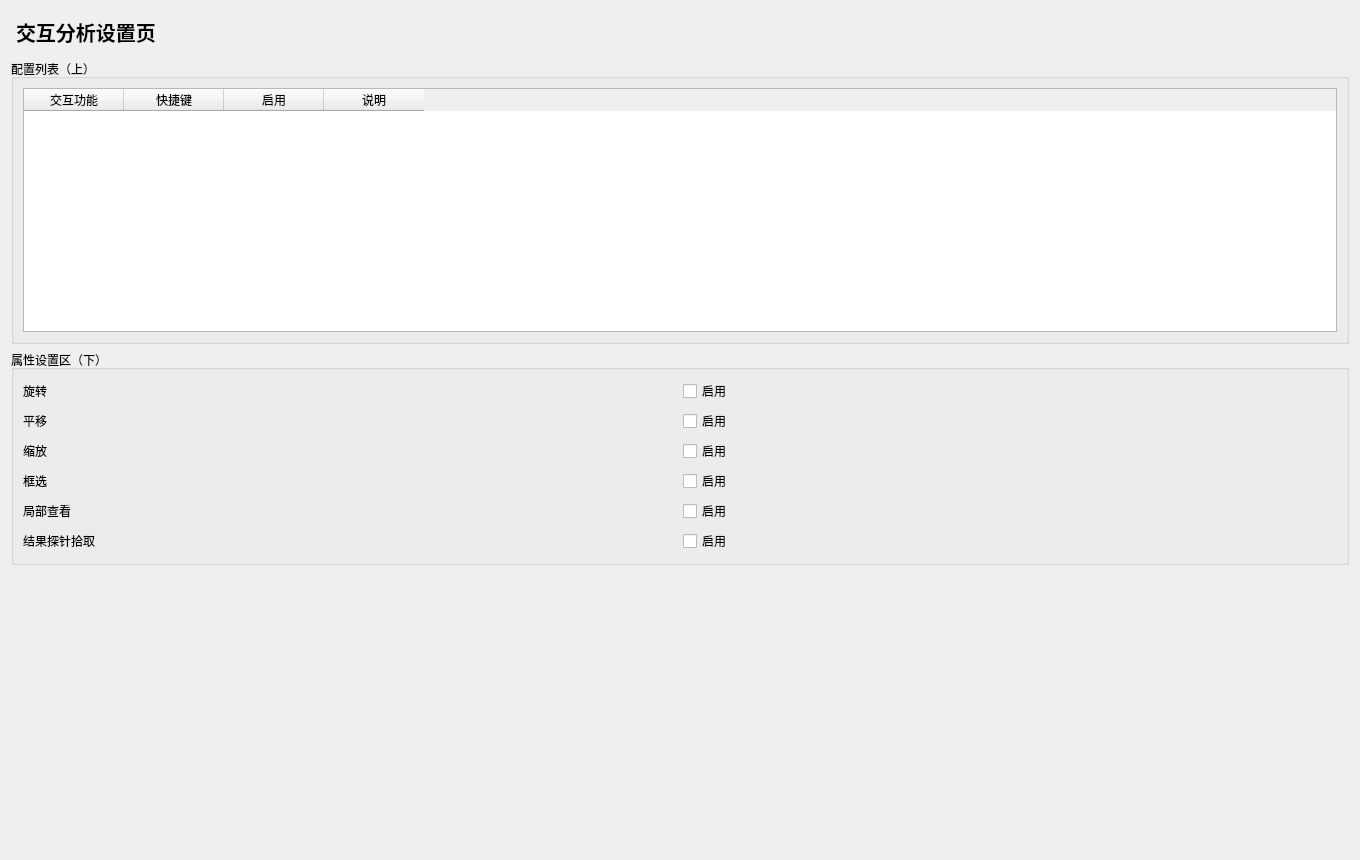
This is plugins/Base_Display/VisualizationInteractiveAnalysisPage.ui in asd977/base_cae as Qt 5 draws it before an edit. The edited form follows.
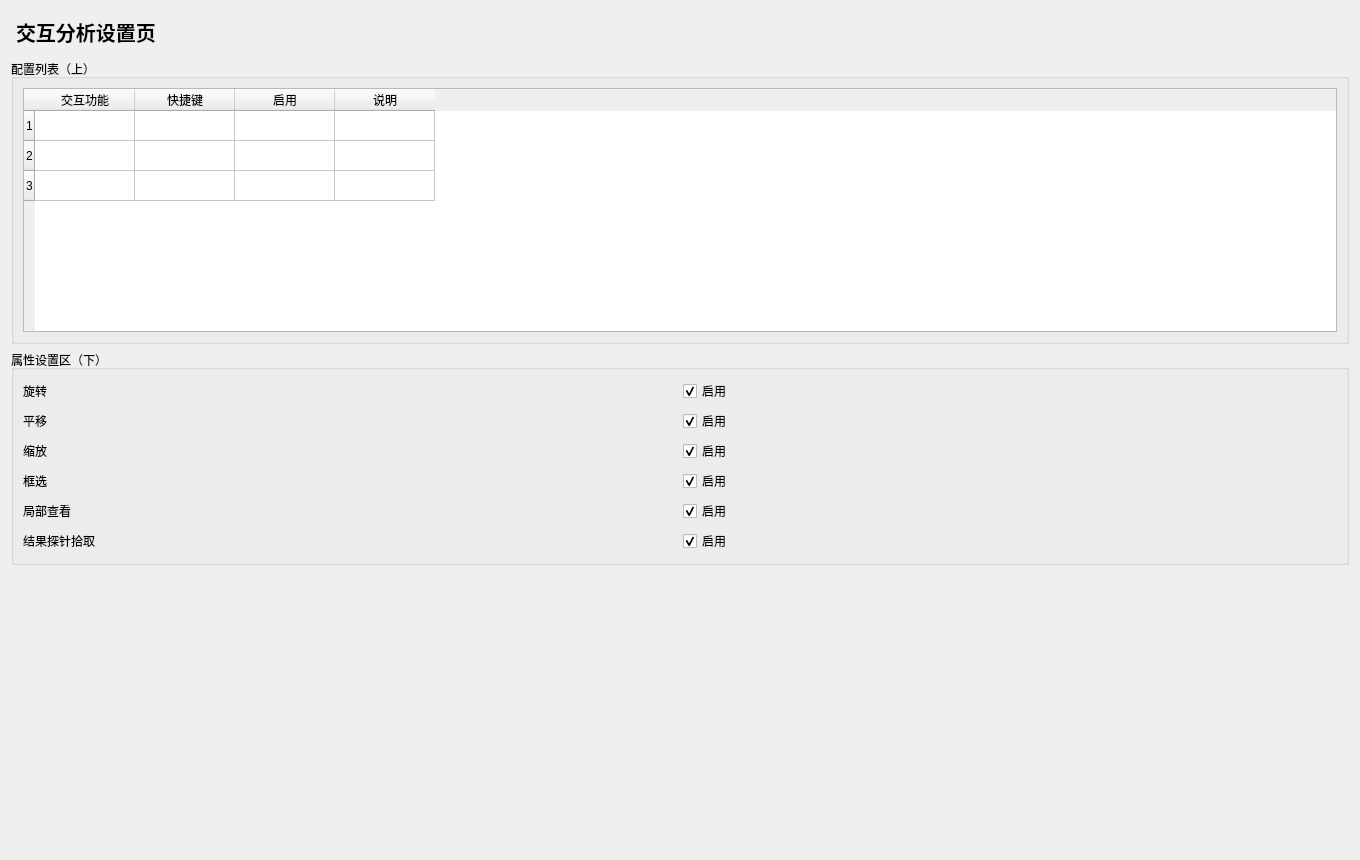
This is the edited form.

```diff
--- a/plugins/Base_Display/VisualizationInteractiveAnalysisPage.ui
+++ b/plugins/Base_Display/VisualizationInteractiveAnalysisPage.ui
@@ -8,7 +8,7 @@
    <item>
     <widget class="QGroupBox" name="listGroup"><property name="title"><string>配置列表（上）</string></property>
      <layout class="QVBoxLayout" name="listLayout">
-      <item><widget class="QTableWidget" name="configTable">
+      <item><widget class="QTableWidget" name="configTable"><property name="rowCount"><number>3</number></property><property name="columnCount"><number>4</number></property>
           <column><property name="text"><string>交互功能</string></property></column>
           <column><property name="text"><string>快捷键</string></property></column>
           <column><property name="text"><string>启用</string></property></column>
@@ -21,17 +21,17 @@
     <widget class="QGroupBox" name="propertyGroup"><property name="title"><string>属性设置区（下）</string></property>
      <layout class="QGridLayout" name="propertyLayout">
             <item row="0" column="0"><widget class="QLabel" name="f1Label"><property name="text"><string>旋转</string></property></widget></item>
-            <item row="0" column="1"><widget class="QCheckBox" name="f1Check1"><property name="text"><string>启用</string></property></widget></item>
+            <item row="0" column="1"><widget class="QCheckBox" name="f1Check1"><property name="text"><string>启用</string></property><property name="checked"><bool>true</bool></property></widget></item>
             <item row="1" column="0"><widget class="QLabel" name="f2Label"><property name="text"><string>平移</string></property></widget></item>
-            <item row="1" column="1"><widget class="QCheckBox" name="f2Check2"><property name="text"><string>启用</string></property></widget></item>
+            <item row="1" column="1"><widget class="QCheckBox" name="f2Check2"><property name="text"><string>启用</string></property><property name="checked"><bool>true</bool></property></widget></item>
             <item row="2" column="0"><widget class="QLabel" name="f3Label"><property name="text"><string>缩放</string></property></widget></item>
-            <item row="2" column="1"><widget class="QCheckBox" name="f3Check3"><property name="text"><string>启用</string></property></widget></item>
+            <item row="2" column="1"><widget class="QCheckBox" name="f3Check3"><property name="text"><string>启用</string></property><property name="checked"><bool>true</bool></property></widget></item>
             <item row="3" column="0"><widget class="QLabel" name="f4Label"><property name="text"><string>框选</string></property></widget></item>
-            <item row="3" column="1"><widget class="QCheckBox" name="f4Check4"><property name="text"><string>启用</string></property></widget></item>
+            <item row="3" column="1"><widget class="QCheckBox" name="f4Check4"><property name="text"><string>启用</string></property><property name="checked"><bool>true</bool></property></widget></item>
             <item row="4" column="0"><widget class="QLabel" name="f5Label"><property name="text"><string>局部查看</string></property></widget></item>
-            <item row="4" column="1"><widget class="QCheckBox" name="f5Check5"><property name="text"><string>启用</string></property></widget></item>
+            <item row="4" column="1"><widget class="QCheckBox" name="f5Check5"><property name="text"><string>启用</string></property><property name="checked"><bool>true</bool></property></widget></item>
             <item row="5" column="0"><widget class="QLabel" name="f6Label"><property name="text"><string>结果探针拾取</string></property></widget></item>
-            <item row="5" column="1"><widget class="QCheckBox" name="f6Check6"><property name="text"><string>启用</string></property></widget></item>
+            <item row="5" column="1"><widget class="QCheckBox" name="f6Check6"><property name="text"><string>启用</string></property><property name="checked"><bool>true</bool></property></widget></item>
      </layout>
     </widget>
    </item>
```
